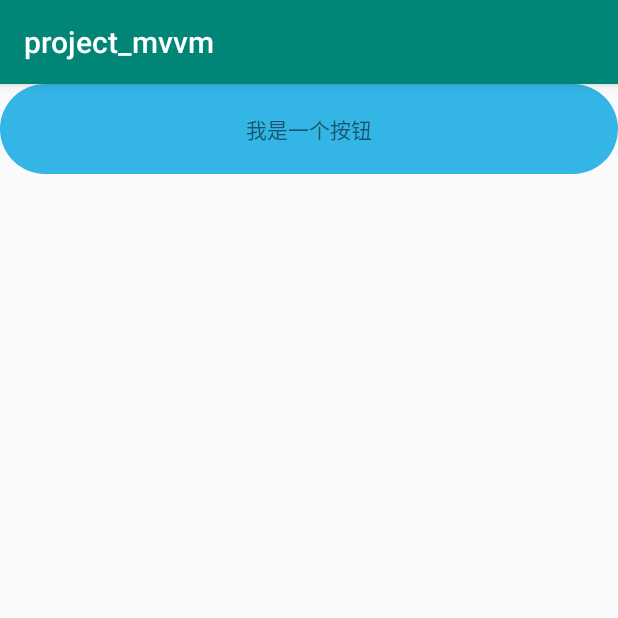
After one commit to chenpengning/Hellow, an Android app: the fragment TouchFragment shown on its own in the app's theme, on a phone screen of 412 x 824 dp, the top half of it. The commit adds this screen. Run offline under Robolectric (Android 15) with nearby library versions, the phone set to English and light mode, and no system bars.

Commit message:
滑动冲突问题

```diff
--- a/project_mvvm/src/main/java/com/fly/fox/project/ui/MainNaviActivity.kt
+++ b/project_mvvm/src/main/java/com/fly/fox/project/ui/MainNaviActivity.kt
@@ -1,6 +1,7 @@
 package com.fly.fox.project.ui
 
 import android.os.Bundle
+import android.view.MotionEvent
 import androidx.appcompat.app.AppCompatActivity
 import com.fly.fox.project.R
 
@@ -10,4 +11,9 @@ class MainNaviActivity : AppCompatActivity() {
         super.onCreate(savedInstanceState)
         setContentView(R.layout.activity_main_navi)
     }
+
+
+    override fun dispatchTouchEvent(ev: MotionEvent?): Boolean {
+        return super.dispatchTouchEvent(ev)
+    }
 }
--- /dev/null
+++ b/project_mvvm/src/main/java/com/fly/fox/project/ui/TouchFragment.kt
@@ -0,0 +1,22 @@
+package com.fly.fox.project.ui
+
+import android.os.Bundle
+import android.view.LayoutInflater
+import android.view.View
+import android.view.ViewGroup
+import androidx.fragment.app.Fragment
+import com.fly.fox.project.R
+
+
+class TouchFragment : Fragment() {
+
+    override fun onCreateView(
+        inflater: LayoutInflater, container: ViewGroup?,
+        savedInstanceState: Bundle?
+    ): View? {
+        // Inflate the layout for this fragment
+        return inflater.inflate(R.layout.fragment_touch, container, false)
+    }
+
+
+}
--- /dev/null
+++ b/project_mvvm/src/main/res/layout/fragment_touch.xml
@@ -0,0 +1,16 @@
+<?xml version="1.0" encoding="utf-8"?>
+<FrameLayout xmlns:android="http://schemas.android.com/apk/res/android"
+    xmlns:tools="http://schemas.android.com/tools"
+    android:layout_width="match_parent"
+    android:layout_height="match_parent"
+    tools:context=".ui.TouchFragment">
+
+    <!-- TODO: Update blank fragment layout -->
+    <TextView
+        android:background="@drawable/bg_cir_blue"
+        android:layout_width="match_parent"
+        android:layout_height="60dp"
+        android:gravity="center"
+        android:text="我是一个按钮" />
+
+</FrameLayout>
```
Also changed, not shown: project_mvvm/src/main/res/layout/fragment_first.xml (+8 -0 lines).
